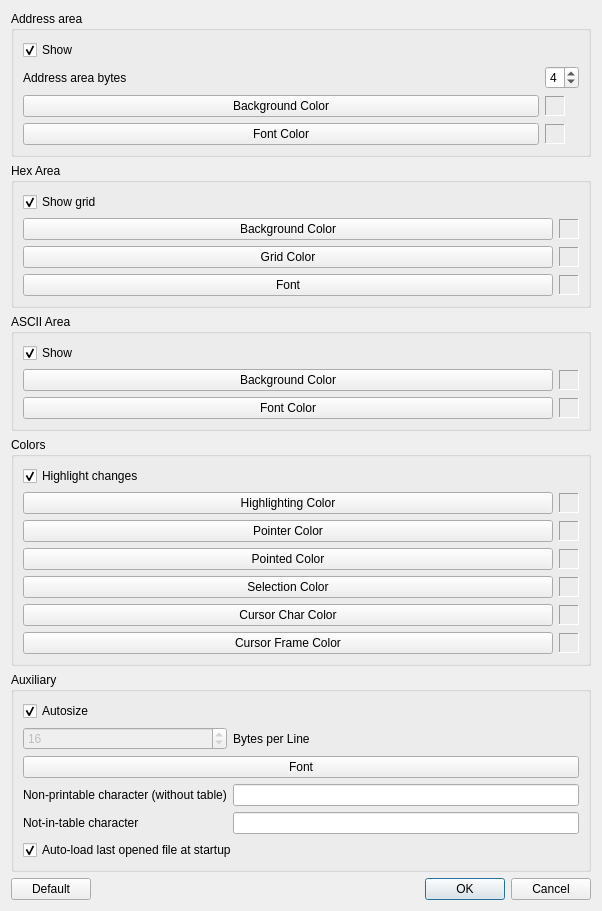
road-t/RTHextion, file src/optionsdialog.ui: the form before one commit.
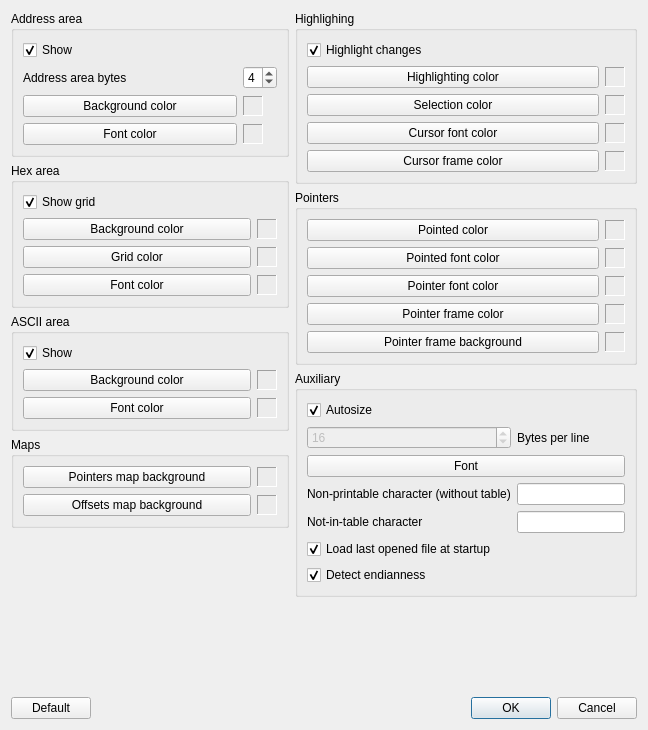
The form after the commit.

What changed in the file:
```diff
--- a/src/optionsdialog.ui
+++ b/src/optionsdialog.ui
@@ -9,8 +9,8 @@
    <rect>
     <x>0</x>
     <y>0</y>
-    <width>602</width>
-    <height>620</height>
+    <width>648</width>
+    <height>730</height>
    </rect>
   </property>
   <property name="windowTitle">
@@ -21,7 +21,17 @@
   </property>
   <layout class="QVBoxLayout" name="verticalLayout">
    <item>
+    <layout class="QHBoxLayout" name="horizontalLayout_columns">
+     <item>
+      <layout class="QVBoxLayout" name="verticalLayout_left">
+       <item>
     <widget class="QGroupBox" name="gbAddressArea">
+         <property name="sizePolicy">
+          <sizepolicy hsizetype="Preferred" vsizetype="Maximum">
+           <horstretch>0</horstretch>
+           <verstretch>0</verstretch>
+          </sizepolicy>
+         </property>
      <property name="title">
       <string>Address area</string>
      </property>
@@ -62,7 +72,7 @@
       <item row="2" column="0">
        <widget class="QPushButton" name="pbAddressAreaColor">
         <property name="text">
-         <string>Background Color</string>
+             <string>Background color</string>
         </property>
        </widget>
       </item>
@@ -100,7 +110,7 @@
       <item row="3" column="0">
        <widget class="QPushButton" name="pbAddressFontColor">
         <property name="text">
-         <string>Font Color</string>
+             <string>Font color</string>
         </property>
        </widget>
       </item>
@@ -140,8 +150,14 @@
    </item>
    <item>
     <widget class="QGroupBox" name="gbHexArea">
+         <property name="sizePolicy">
+          <sizepolicy hsizetype="Preferred" vsizetype="Maximum">
+           <horstretch>0</horstretch>
+           <verstretch>0</verstretch>
+          </sizepolicy>
+         </property>
      <property name="title">
-      <string>Hex Area</string>
+          <string>Hex area</string>
      </property>
      <layout class="QGridLayout" name="gridLayout_hex">
       <item row="0" column="0">
@@ -157,7 +173,7 @@
       <item row="1" column="0">
        <widget class="QPushButton" name="pbHexAreaBackground">
         <property name="text">
-         <string>Background Color</string>
+             <string>Background color</string>
         </property>
        </widget>
       </item>
@@ -195,7 +211,7 @@
       <item row="2" column="0">
        <widget class="QPushButton" name="pbHexAreaGrid">
         <property name="text">
-         <string>Grid Color</string>
+             <string>Grid color</string>
         </property>
        </widget>
       </item>
@@ -233,7 +249,7 @@
       <item row="3" column="0">
        <widget class="QPushButton" name="pbHexFontColor">
         <property name="text">
-         <string>Font</string>
+                     <string>Font color</string>
         </property>
        </widget>
       </item>
@@ -273,8 +289,14 @@
    </item>
    <item>
     <widget class="QGroupBox" name="gbAsciiArea">
+         <property name="sizePolicy">
+          <sizepolicy hsizetype="Preferred" vsizetype="Maximum">
+           <horstretch>0</horstretch>
+           <verstretch>0</verstretch>
+          </sizepolicy>
+         </property>
      <property name="title">
-      <string>ASCII Area</string>
+          <string>ASCII area</string>
      </property>
      <layout class="QGridLayout" name="gridLayout_ascii">
       <item row="0" column="0">
@@ -290,7 +312,7 @@
       <item row="1" column="0">
        <widget class="QPushButton" name="pbAsciiAreaColor">
         <property name="text">
-         <string>Background Color</string>
+             <string>Background color</string>
         </property>
        </widget>
       </item>
@@ -328,7 +350,7 @@
       <item row="2" column="0">
        <widget class="QPushButton" name="pbAsciiFontColor">
         <property name="text">
-         <string>Font Color</string>
+             <string>Font color</string>
         </property>
        </widget>
       </item>
@@ -367,9 +389,117 @@
     </widget>
    </item>
    <item>
+        <widget class="QGroupBox" name="gbMaps">
+         <property name="sizePolicy">
+          <sizepolicy hsizetype="Preferred" vsizetype="Maximum">
+           <horstretch>0</horstretch>
+           <verstretch>0</verstretch>
+          </sizepolicy>
+         </property>
+         <property name="title">
+          <string>Maps</string>
+         </property>
+         <layout class="QGridLayout" name="gridLayout_maps">
+          <item row="0" column="0">
+           <widget class="QPushButton" name="pbScrollMapPtrBgColor">
+            <property name="text">
+             <string>Pointers map background</string>
+            </property>
+           </widget>
+          </item>
+          <item row="0" column="1">
+           <widget class="QLabel" name="lbScrollMapPtrBgColor">
+            <property name="sizePolicy">
+             <sizepolicy hsizetype="Fixed" vsizetype="Fixed">
+              <horstretch>20</horstretch>
+              <verstretch>20</verstretch>
+             </sizepolicy>
+            </property>
+            <property name="minimumSize">
+             <size>
+              <width>20</width>
+              <height>20</height>
+             </size>
+            </property>
+            <property name="maximumSize">
+             <size>
+              <width>20</width>
+              <height>20</height>
+             </size>
+            </property>
+            <property name="frameShape">
+             <enum>QFrame::Panel</enum>
+            </property>
+            <property name="frameShadow">
+             <enum>QFrame::Sunken</enum>
+            </property>
+            <property name="text">
+             <string/>
+            </property>
+           </widget>
+          </item>
+          <item row="1" column="0">
+           <widget class="QPushButton" name="pbScrollMapTargetBgColor">
+            <property name="text">
+             <string>Offsets map background</string>
+            </property>
+           </widget>
+          </item>
+          <item row="1" column="1">
+           <widget class="QLabel" name="lbScrollMapTargetBgColor">
+            <property name="sizePolicy">
+             <sizepolicy hsizetype="Fixed" vsizetype="Fixed">
+              <horstretch>20</horstretch>
+              <verstretch>20</verstretch>
+             </sizepolicy>
+            </property>
+            <property name="minimumSize">
+             <size>
+              <width>20</width>
+              <height>20</height>
+             </size>
+            </property>
+            <property name="maximumSize">
+             <size>
+              <width>20</width>
+              <height>20</height>
+             </size>
+            </property>
+            <property name="frameShape">
+             <enum>QFrame::Panel</enum>
+            </property>
+            <property name="frameShadow">
+             <enum>QFrame::Sunken</enum>
+            </property>
+            <property name="text">
+             <string/>
+            </property>
+           </widget>
+          </item>
+         </layout>
+        </widget>
+       </item>
+       <item>
+        <spacer name="verticalSpacer_left">
+         <property name="orientation">
+          <enum>Qt::Vertical</enum>
+         </property>
+         <property name="sizeHint" stdset="0">
+          <size>
+           <width>20</width>
+           <height>40</height>
+          </size>
+         </property>
+        </spacer>
+       </item>
+      </layout>
+     </item>
+     <item>
+      <layout class="QVBoxLayout" name="verticalLayout_right">
+       <item>
     <widget class="QGroupBox" name="gbColors">
      <property name="title">
-      <string>Colors</string>
+          <string>Highlighing</string>
      </property>
      <layout class="QGridLayout" name="gridLayout_colors">
       <item row="0" column="0">
@@ -385,7 +515,7 @@
       <item row="1" column="0">
        <widget class="QPushButton" name="pbHighlightingColor">
         <property name="text">
-         <string>Highlighting Color</string>
+             <string>Highlighting color</string>
         </property>
        </widget>
       </item>
@@ -421,89 +551,13 @@
        </widget>
       </item>
       <item row="2" column="0">
-       <widget class="QPushButton" name="pbPointerColor">
-        <property name="text">
-         <string>Pointer Color</string>
-        </property>
-       </widget>
-      </item>
-      <item row="2" column="1">
-       <widget class="QLabel" name="lbPointerColor">
-        <property name="sizePolicy">
-         <sizepolicy hsizetype="Fixed" vsizetype="Fixed">
-          <horstretch>20</horstretch>
-          <verstretch>20</verstretch>
-         </sizepolicy>
-        </property>
-        <property name="minimumSize">
-         <size>
-          <width>20</width>
-          <height>20</height>
-         </size>
-        </property>
-        <property name="maximumSize">
-         <size>
-          <width>20</width>
-          <height>20</height>
-         </size>
-        </property>
-        <property name="frameShape">
-         <enum>QFrame::Panel</enum>
-        </property>
-        <property name="frameShadow">
-         <enum>QFrame::Sunken</enum>
-        </property>
-        <property name="text">
-         <string/>
-        </property>
-       </widget>
-      </item>
-      <item row="3" column="0">
-       <widget class="QPushButton" name="pbPointedColor">
-        <property name="text">
-         <string>Pointed Color</string>
-        </property>
-       </widget>
-      </item>
-      <item row="3" column="1">
-       <widget class="QLabel" name="lbPointedColor">
-        <property name="sizePolicy">
-         <sizepolicy hsizetype="Fixed" vsizetype="Fixed">
-          <horstretch>20</horstretch>
-          <verstretch>20</verstretch>
-         </sizepolicy>
-        </property>
-        <property name="minimumSize">
-         <size>
-          <width>20</width>
-          <height>20</height>
-         </size>
-        </property>
-        <property name="maximumSize">
-         <size>
-          <width>20</width>
-          <height>20</height>
-         </size>
-        </property>
-        <property name="frameShape">
-         <enum>QFrame::Panel</enum>
-        </property>
-        <property name="frameShadow">
-         <enum>QFrame::Sunken</enum>
-        </property>
-        <property name="text">
-         <string/>
-        </property>
-       </widget>
-      </item>
-      <item row="4" column="0">
        <widget class="QPushButton" name="pbSelectionColor">
         <property name="text">
-         <string>Selection Color</string>
+             <string>Selection color</string>
         </property>
        </widget>
       </item>
-      <item row="4" column="1">
+          <item row="2" column="1">
        <widget class="QLabel" name="lbSelectionColor">
         <property name="sizePolicy">
          <sizepolicy hsizetype="Fixed" vsizetype="Fixed">
@@ -534,14 +588,14 @@
         </property>
        </widget>
       </item>
-      <item row="5" column="0">
+          <item row="3" column="0">
        <widget class="QPushButton" name="pbCursorCharColor">
         <property name="text">
-         <string>Cursor Char Color</string>
+             <string>Cursor font color</string>
         </property>
        </widget>
       </item>
-      <item row="5" column="1">
+          <item row="3" column="1">
        <widget class="QLabel" name="lbCursorCharColor">
         <property name="sizePolicy">
          <sizepolicy hsizetype="Fixed" vsizetype="Fixed">
@@ -572,14 +626,14 @@
         </property>
        </widget>
       </item>
-      <item row="6" column="0">
+          <item row="4" column="0">
        <widget class="QPushButton" name="pbCursorFrameColor">
         <property name="text">
-         <string>Cursor Frame Color</string>
+             <string>Cursor frame color</string>
         </property>
        </widget>
       </item>
-      <item row="6" column="1">
+          <item row="4" column="1">
        <widget class="QLabel" name="lbCursorFrameColor">
         <property name="sizePolicy">
          <sizepolicy hsizetype="Fixed" vsizetype="Fixed">
@@ -613,6 +667,205 @@
      </layout>
     </widget>
    </item>
+       <item>
+        <widget class="QGroupBox" name="gbPointers">
+         <property name="title">
+          <string>Pointers</string>
+         </property>
+         <layout class="QGridLayout" name="gridLayout_pointers">
+          <item row="0" column="0">
+           <widget class="QPushButton" name="pbPointedColor">
+            <property name="text">
+             <string>Pointed color</string>
+            </property>
+           </widget>
+          </item>
+          <item row="0" column="1">
+           <widget class="QLabel" name="lbPointedColor">
+            <property name="sizePolicy">
+             <sizepolicy hsizetype="Fixed" vsizetype="Fixed">
+              <horstretch>20</horstretch>
+              <verstretch>20</verstretch>
+             </sizepolicy>
+            </property>
+            <property name="minimumSize">
+             <size>
+              <width>20</width>
+              <height>20</height>
+             </size>
+            </property>
+            <property name="maximumSize">
+             <size>
+              <width>20</width>
+              <height>20</height>
+             </size>
+            </property>
+            <property name="frameShape">
+             <enum>QFrame::Panel</enum>
+            </property>
+            <property name="frameShadow">
+             <enum>QFrame::Sunken</enum>
+            </property>
+            <property name="text">
+             <string/>
+            </property>
+           </widget>
+          </item>
+          <item row="1" column="0">
+           <widget class="QPushButton" name="pbPointedFontColor">
+            <property name="text">
+             <string>Pointed font color</string>
+            </property>
+           </widget>
+          </item>
+          <item row="1" column="1">
+           <widget class="QLabel" name="lbPointedFontColor">
+            <property name="sizePolicy">
+             <sizepolicy hsizetype="Fixed" vsizetype="Fixed">
+              <horstretch>20</horstretch>
+              <verstretch>20</verstretch>
+             </sizepolicy>
+            </property>
+            <property name="minimumSize">
+             <size>
+              <width>20</width>
+              <height>20</height>
+             </size>
+            </property>
+            <property name="maximumSize">
+             <size>
+              <width>20</width>
+              <height>20</height>
+             </size>
+            </property>
+            <property name="frameShape">
+             <enum>QFrame::Panel</enum>
+            </property>
+            <property name="frameShadow">
+             <enum>QFrame::Sunken</enum>
+            </property>
+            <property name="text">
+             <string/>
+            </property>
+           </widget>
+          </item>
+          <item row="2" column="0">
+           <widget class="QPushButton" name="pbPointerFontColor">
+            <property name="text">
+             <string>Pointer font color</string>
+            </property>
+           </widget>
+          </item>
+          <item row="2" column="1">
+           <widget class="QLabel" name="lbPointerFontColor">
+            <property name="sizePolicy">
+             <sizepolicy hsizetype="Fixed" vsizetype="Fixed">
+              <horstretch>20</horstretch>
+              <verstretch>20</verstretch>
+             </sizepolicy>
+            </property>
+            <property name="minimumSize">
+             <size>
+              <width>20</width>
+              <height>20</height>
+             </size>
+            </property>
+            <property name="maximumSize">
+             <size>
+              <width>20</width>
+              <height>20</height>
+             </size>
+            </property>
+            <property name="frameShape">
+             <enum>QFrame::Panel</enum>
+            </property>
+            <property name="frameShadow">
+             <enum>QFrame::Sunken</enum>
+            </property>
+            <property name="text">
+             <string/>
+            </property>
+           </widget>
+          </item>
+          <item row="3" column="0">
+           <widget class="QPushButton" name="pbPointerFrameColor">
+            <property name="text">
+             <string>Pointer frame color</string>
+            </property>
+           </widget>
+          </item>
+          <item row="3" column="1">
+           <widget class="QLabel" name="lbPointerFrameColor">
+            <property name="sizePolicy">
+             <sizepolicy hsizetype="Fixed" vsizetype="Fixed">
+              <horstretch>20</horstretch>
+              <verstretch>20</verstretch>
+             </sizepolicy>
+            </property>
+            <property name="minimumSize">
+             <size>
+              <width>20</width>
+              <height>20</height>
+             </size>
+            </property>
+            <property name="maximumSize">
+             <size>
+              <width>20</width>
+              <height>20</height>
+             </size>
+            </property>
+            <property name="frameShape">
+             <enum>QFrame::Panel</enum>
+            </property>
+            <property name="frameShadow">
+             <enum>QFrame::Sunken</enum>
+            </property>
+            <property name="text">
+             <string/>
+            </property>
+           </widget>
+          </item>
+          <item row="4" column="0">
+           <widget class="QPushButton" name="pbPointerFrameBgColor">
+            <property name="text">
+             <string>Pointer frame background</string>
+            </property>
+           </widget>
+          </item>
+          <item row="4" column="1">
+           <widget class="QLabel" name="lbPointerFrameBgColor">
+            <property name="sizePolicy">
+             <sizepolicy hsizetype="Fixed" vsizetype="Fixed">
+              <horstretch>20</horstretch>
+              <verstretch>20</verstretch>
+             </sizepolicy>
+            </property>
+            <property name="minimumSize">
+             <size>
+              <width>20</width>
+              <height>20</height>
+             </size>
+            </property>
+            <property name="maximumSize">
+             <size>
+              <width>20</width>
+              <height>20</height>
+             </size>
+            </property>
+            <property name="frameShape">
+             <enum>QFrame::Panel</enum>
+            </property>
+            <property name="frameShadow">
+             <enum>QFrame::Sunken</enum>
+            </property>
+            <property name="text">
+             <string/>
+            </property>
+           </widget>
+          </item>
+         </layout>
+        </widget>
+       </item>
    <item>
     <widget class="QGroupBox" name="gbAuxiliary">
      <property name="title">
@@ -654,7 +907,7 @@
       <item row="1" column="1">
        <widget class="QLabel" name="lbBytesPerLine">
         <property name="text">
-         <string>Bytes per Line</string>
+             <string>Bytes per line</string>
         </property>
        </widget>
       </item>
@@ -696,7 +949,20 @@
     <item row="5" column="0" colspan="2">
      <widget class="QCheckBox" name="cbAutoLoadRecentFile">
       <property name="text">
-       <string>Auto-load last opened file at startup</string>
+             <string>Load last opened file at startup</string>
+            </property>
+            <property name="checked">
+             <bool>true</bool>
+            </property>
+           </widget>
+          </item>
+          <item row="6" column="0" colspan="2">
+           <widget class="QCheckBox" name="cbDetectEndianness">
+            <property name="toolTip">
+             <string>Auto-detect byte order (experimental)</string>
+            </property>
+            <property name="text">
+             <string>Detect endianness</string>
       </property>
       <property name="checked">
        <bool>true</bool>
@@ -707,7 +973,7 @@
     </widget>
    </item>
    <item>
-    <spacer name="verticalSpacer">
+        <spacer name="verticalSpacer_right">
      <property name="orientation">
       <enum>Qt::Vertical</enum>
      </property>
@@ -718,6 +984,10 @@
       </size>
      </property>
     </spacer>
+       </item>
+      </layout>
+     </item>
+    </layout>
    </item>
    <item>
     <layout class="QHBoxLayout" name="horizontalLayout_buttons">
```
Left out of the diff: 14 changed lines with no effect on the pictures. Lines whose indentation alone changed are shown as unchanged.
